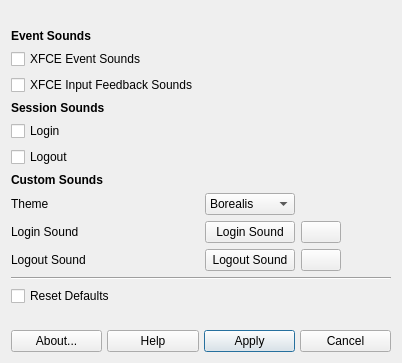
This is mxsystemsounds.ui in MX-Linux/mx-system-sounds as Qt 5 draws it before an edit. The edited form follows.
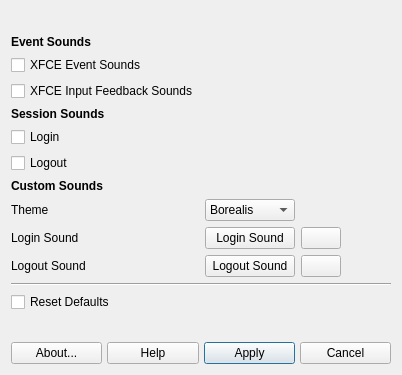
This is the edited form. Icons and pictures are not drawn.

Commit message: added actions to the apply button for xfce sounds checkboxes

```diff
--- a/mxsystemsounds.ui
+++ b/mxsystemsounds.ui
@@ -7,7 +7,7 @@
     <x>0</x>
     <y>0</y>
     <width>402</width>
-    <height>363</height>
+    <height>375</height>
    </rect>
   </property>
   <property name="windowTitle">
```
Left out of the diff: 42 changed lines with no effect on the pictures. The commit also changes 2 other files.
